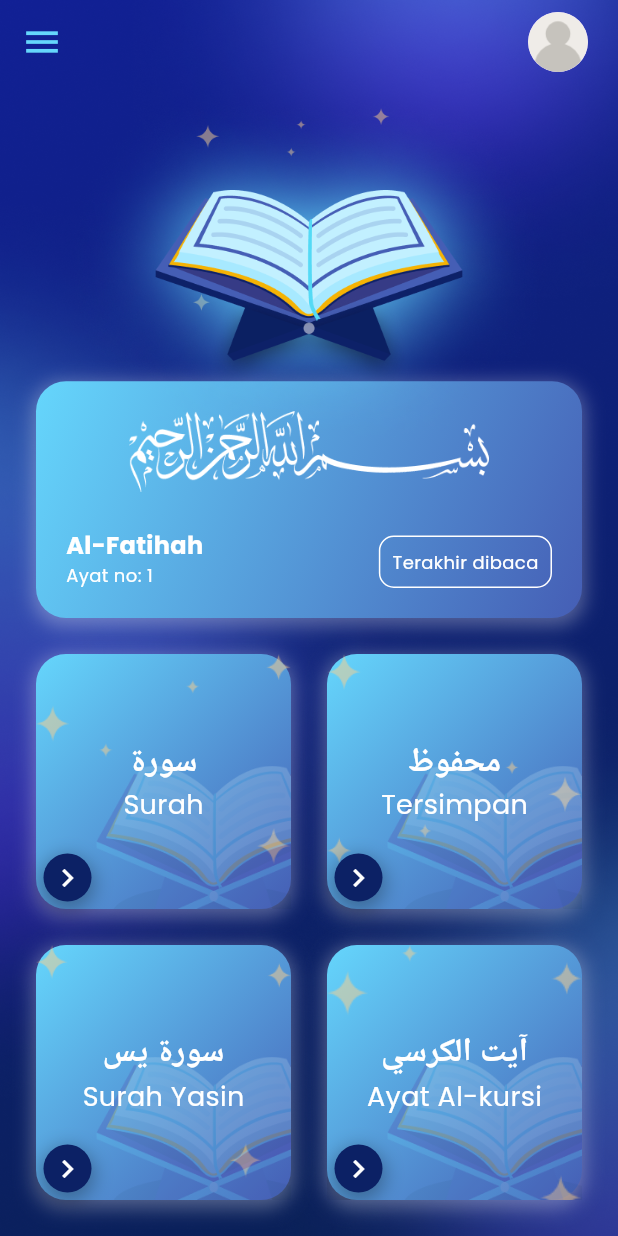
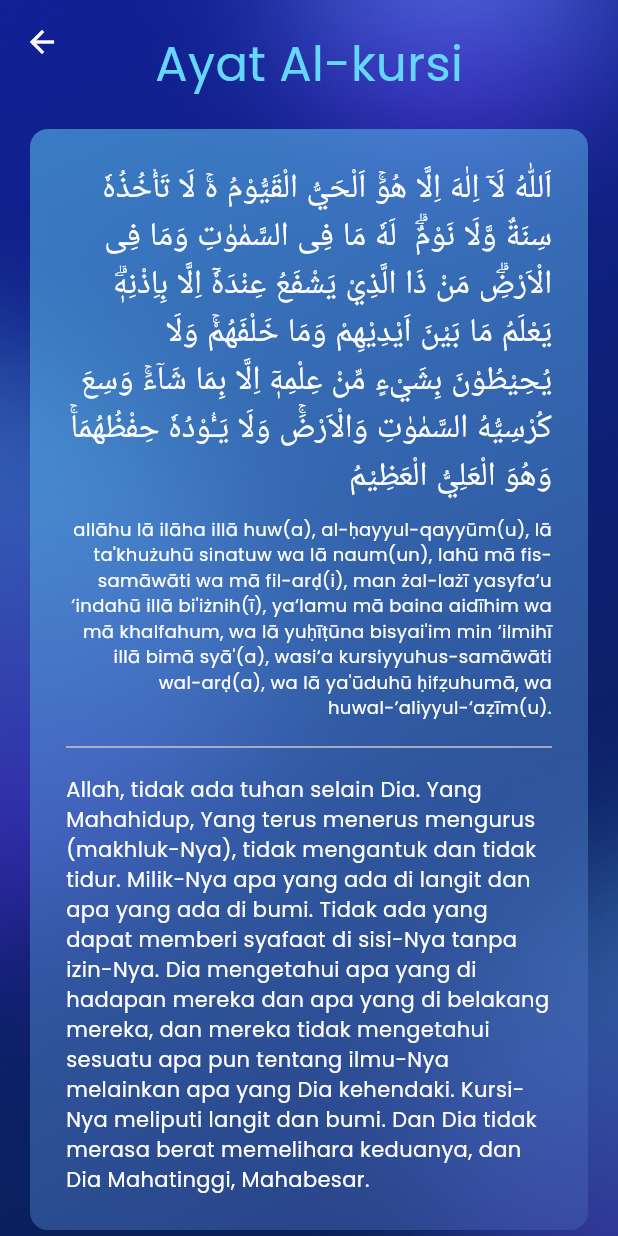
Before and after one commit to rakafebriansy/quran-kareem, a Flutter app: the screen it shows after launch, after a tap on "آيت الكرسي", on a phone screen of 412 x 824 dp. Run offline on Flutter 3.47's test engine with Material 3 defaults, Android fonts, the phone set to English and light mode, and no system bars; our stand-ins replace dio, flutter_dotenv, get, google_fonts, just_audio, share_plus and 1 more; missing offline and left inert: disclosure; network calls fail.

```diff
--- /dev/null
+++ b/lib/app/modules/ayat_al_kursi/bindings/ayat_al_kursi_binding.dart
@@ -0,0 +1,12 @@
+import 'package:get/get.dart';
+
+import '../controllers/ayat_al_kursi_controller.dart';
+
+class AyatAlKursiBinding extends Bindings {
+  @override
+  void dependencies() {
+    Get.lazyPut<AyatAlKursiController>(
+      () => AyatAlKursiController(),
+    );
+  }
+}
--- /dev/null
+++ b/lib/app/modules/ayat_al_kursi/views/ayat_al_kursi_view.dart
@@ -0,0 +1,89 @@
+import 'package:flutter/material.dart';
+
+import 'package:get/get.dart';
+import 'package:google_fonts/google_fonts.dart';
+import 'package:quran_kareem/app/constants/asset_constants.dart';
+import 'package:quran_kareem/app/constants/color_constants.dart';
+
+import '../controllers/ayat_al_kursi_controller.dart';
+
+class AyatAlKursiView extends GetView<AyatAlKursiController> {
+  const AyatAlKursiView({super.key});
+  @override
+  Widget build(BuildContext context) {
+    return Scaffold(
+      appBar: AppBar(
+        backgroundColor: Colors.transparent,
+        elevation: 0,
+        iconTheme: IconThemeData(color: Colors.white),
+      ),
+      extendBodyBehindAppBar: true,
+      resizeToAvoidBottomInset: false,
+      body: Center(
+        child: Container(
+          width: double.infinity,
+          decoration: const BoxDecoration(
+            image: DecorationImage(
+              image: AssetImage(AssetConstants.surahBackground),
+              fit: BoxFit.fill,
+            ),
+          ),
+          child: Padding(
+            padding: const EdgeInsets.all(20.0),
+            child: Column(
+              mainAxisAlignment: MainAxisAlignment.center,
+              children: [
+                Text(
+                  'Ayat Al-kursi',
+                  style: GoogleFonts.poppins(color: ColorConstants.shapeColor, fontSize: 32),
+                ),
+                SizedBox(height: 20),
+                Container(
+                  padding: EdgeInsets.all(24),
+                  decoration: BoxDecoration(
+                    gradient: ColorConstants.cardGradient.withOpacity(0.5),
+                    borderRadius: BorderRadius.circular(12),
+                  ),
+                  child: Column(
+                    crossAxisAlignment: CrossAxisAlignment.center,
+                    mainAxisAlignment: MainAxisAlignment.center,
+                    children: [
+                      Text(
+                        'اَللّٰهُ لَآ اِلٰهَ اِلَّا هُوَۚ اَلْحَيُّ الْقَيُّوْمُ ەۚ لَا تَأْخُذُهٗ سِنَةٌ وَّلَا نَوْمٌۗ  لَهٗ مَا فِى السَّمٰوٰتِ وَمَا فِى الْاَرْضِۗ مَنْ ذَا الَّذِيْ يَشْفَعُ عِنْدَهٗٓ اِلَّا بِاِذْنِهٖۗ يَعْلَمُ مَا بَيْنَ اَيْدِيْهِمْ وَمَا خَلْفَهُمْۚ وَلَا يُحِيْطُوْنَ بِشَيْءٍ مِّنْ عِلْمِهٖٓ اِلَّا بِمَا شَاۤءَۚ وَسِعَ كُرْسِيُّهُ السَّمٰوٰتِ وَالْاَرْضَۚ وَلَا يَـُٔوْدُهٗ حِفْظُهُمَاۚ وَهُوَ الْعَلِيُّ الْعَظِيْمُ',
+                        textAlign: TextAlign.right,
+                        style: GoogleFonts.poppins(
+                          color: Colors.white,
+                          fontSize: 22,
+                        ),
+                      ),
+                      SizedBox(height: 10),
+                      Text(
+                        textAlign: TextAlign.right,
+                        "allāhu lā ilāha illā huw(a), al-ḥayyul-qayyūm(u), lā ta'khużuhū sinatuw wa lā naum(un), lahū mā fis-samāwāti wa mā fil-arḍ(i), man żal-lażī yasyfa‘u ‘indahū illā bi'iżnih(ī), ya‘lamu mā baina aidīhim wa mā khalfahum, wa lā yuḥīṭūna bisyai'im min ‘ilmihī illā bimā syā'(a), wasi‘a kursiyyuhus-samāwāti wal-arḍ(a), wa lā ya'ūduhū ḥifẓuhumā, wa huwal-‘aliyyul-‘aẓīm(u).",
+                        style: GoogleFonts.poppins(
+                          fontWeight: FontWeight.w400,
+                          fontSize: 12,
+                          color: Colors.white,
+                        ),
+                      ),
+                      SizedBox(height: 10),
+                      Divider(),
+                      SizedBox(height: 10),
+                      Text(
+                        'Allah, tidak ada tuhan selain Dia. Yang Mahahidup, Yang terus menerus mengurus (makhluk-Nya), tidak mengantuk dan tidak tidur. Milik-Nya apa yang ada di langit dan apa yang ada di bumi. Tidak ada yang dapat memberi syafaat di sisi-Nya tanpa izin-Nya. Dia mengetahui apa yang di hadapan mereka dan apa yang di belakang mereka, dan mereka tidak mengetahui sesuatu apa pun tentang ilmu-Nya melainkan apa yang Dia kehendaki. Kursi-Nya meliputi langit dan bumi. Dan Dia tidak merasa berat memelihara keduanya, dan Dia Mahatinggi, Mahabesar.',
+                        style: GoogleFonts.poppins(
+                          color: Colors.white,
+                          fontSize: 14,
+                        ),
+                      ),
+                    ],
+                  ),
+                ),
+              ],
+            ),
+          ),
+        ),
+      ),
+    );
+  }
+}
--- a/lib/app/modules/home/views/home_view.dart
+++ b/lib/app/modules/home/views/home_view.dart
@@ -5,7 +5,6 @@ import 'package:google_fonts/google_fonts.dart';
 import 'package:quran_kareem/app/constants/asset_constants.dart';
 import 'package:quran_kareem/app/constants/color_constants.dart';
 import 'package:quran_kareem/app/routes/app_pages.dart';
-import 'package:quran_kareem/app/widgets/app_bar_menu.dart';
 import 'package:quran_kareem/app/widgets/home/card_menu.dart';
 
 import '../controllers/home_controller.dart';
@@ -18,7 +17,7 @@ class HomeView extends GetView<HomeController> {
     final Size screenSize = MediaQuery.of(context).size;
 
     return Scaffold(
-      appBar: AppBarMenu(),
+      appBar: AppBar(backgroundColor: Colors.transparent, elevation: 0),
       extendBodyBehindAppBar: true,
       body: Center(
         child: Container(
@@ -156,7 +155,8 @@ class HomeView extends GetView<HomeController> {
                               gradient: ColorConstants.cardGradient,
                               arabicTitle: 'آيت الكرسي',
                               latinTitle: 'Ayat Al-kursi',
-                              onPressed: () {},
+                              onPressed: () =>
+                                      Get.toNamed(Routes.AYAT_AL_KURSI, arguments: 36),
                             ),
                           ],
                         ),
--- a/lib/app/routes/app_pages.dart
+++ b/lib/app/routes/app_pages.dart
@@ -1,5 +1,7 @@
 import 'package:get/get.dart';
 
+import '../modules/ayat_al_kursi/bindings/ayat_al_kursi_binding.dart';
+import '../modules/ayat_al_kursi/views/ayat_al_kursi_view.dart';
 import '../modules/bookmarks/bindings/bookmarks_binding.dart';
 import '../modules/bookmarks/views/bookmarks_view.dart';
 import '../modules/home/bindings/home_binding.dart';
@@ -44,5 +46,10 @@ class AppPages {
       page: () => BookmarksView(),
       binding: BookmarksBinding(),
     ),
+    GetPage(
+      name: _Paths.AYAT_AL_KURSI,
+      page: () => const AyatAlKursiView(),
+      binding: AyatAlKursiBinding(),
+    ),
   ];
 }
--- a/lib/app/routes/app_routes.dart
+++ b/lib/app/routes/app_routes.dart
@@ -8,6 +8,7 @@ abstract class Routes {
   static const SURAH_LIST = _Paths.SURAH_LIST;
   static const SURAH = _Paths.SURAH;
   static const BOOKMARKS = _Paths.BOOKMARKS;
+  static const AYAT_AL_KURSI = _Paths.AYAT_AL_KURSI;
 }
 
 abstract class _Paths {
@@ -17,4 +18,5 @@ abstract class _Paths {
   static const SURAH_LIST = '/surah-list';
   static const SURAH = '/surah';
   static const BOOKMARKS = '/bookmarks';
+  static const AYAT_AL_KURSI = '/ayat-al-kursi';
 }
--- a/lib/app/widgets/app_bar_menu.dart
+++ /dev/null
@@ -1,33 +0,0 @@
-import 'package:flutter/material.dart';
-import 'package:quran_kareem/app/constants/asset_constants.dart';
-import 'package:quran_kareem/app/constants/color_constants.dart';
-
-class AppBarMenu extends StatelessWidget implements PreferredSizeWidget {
-  @override
-  final Size preferredSize;
-
-  AppBarMenu({Key? key})
-    : preferredSize = Size.fromHeight(kToolbarHeight),
-      super(key: key);
-
-  @override
-  Widget build(BuildContext context) {
-    return AppBar(
-      leading: GestureDetector(
-        onTap: () {},
-        child: Icon(Icons.menu, color: ColorConstants.shapeColor, size: 28),
-      ),
-      backgroundColor: Colors.transparent,
-      elevation: 0,
-      actions: [
-        Padding(
-          padding: const EdgeInsets.only(right: 20),
-          child: CircleAvatar(
-            radius: 20,
-            backgroundImage: AssetImage(AssetConstants.userDefault),
-          ),
-        ),
-      ],
-    );
-  }
-}
```
Also changed, not shown: lib/app/modules/ayat_al_kursi/controllers/ayat_al_kursi_controller.dart (added, +19 -0 lines), lib/app/modules/bookmarks/views/bookmarks_view.dart (+19 -8 lines), lib/app/modules/surah/views/surah_view.dart (+17 -2 lines), lib/app/modules/surah_list/views/surah_list_view.dart (+5 -2 lines).
